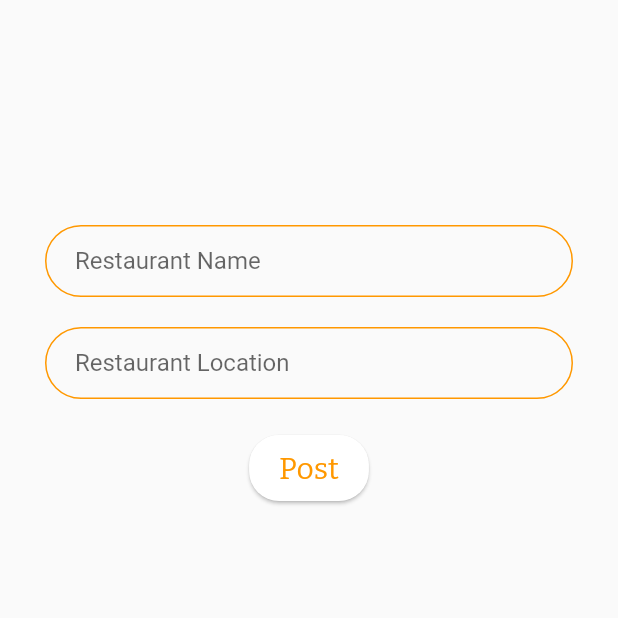
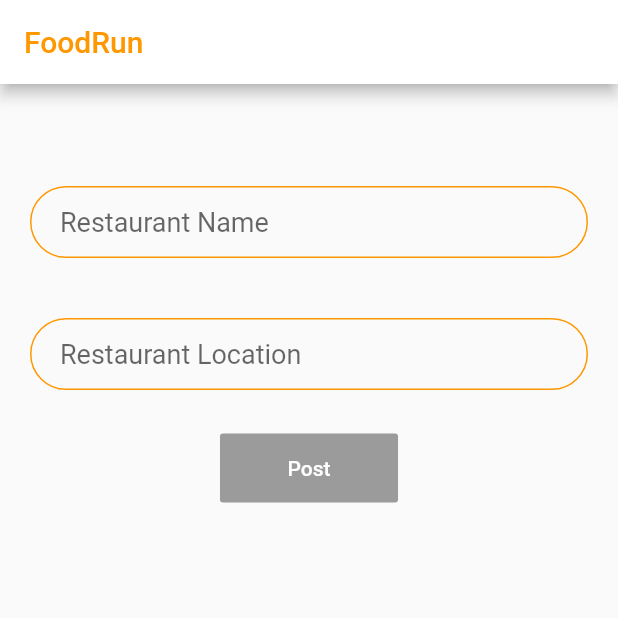
Before and after one commit to Pratiksha2908/FoodRun, a Flutter app: the Home screen opened directly, after a tap on the "add" icon, on a phone screen of 412 x 824 dp, the top half of it. Run offline on Flutter 3.47's test engine with Material 2 defaults, Android fonts, the phone set to English and light mode, and no system bars; our stand-ins replace auth_buttons, auto_size_text, cloud_firestore, firebase_analytics, firebase_auth, firebase_core and 6 more; missing offline and left inert: apple_sign_in, international_phone_input; accounts and stored records are empty.

Commit message:
Adding Restaurant Post done...

```diff
--- a/lib/views/activity_view.dart
+++ /dev/null
@@ -1,15 +0,0 @@
-import 'package:flutter/material.dart';
-
-class ActivityView extends StatefulWidget {
-  @override
-  _ActivityViewState createState() => _ActivityViewState();
-}
-
-class _ActivityViewState extends State<ActivityView> {
-  @override
-  Widget build(BuildContext context) {
-    return Container(
-      child: Text('Activity Page'),
-    );
-  }
-}
--- /dev/null
+++ b/lib/views/home_page.dart
@@ -0,0 +1,63 @@
+import 'dart:async';
+import 'package:firebase_database/ui/firebase_animated_list.dart';
+import 'package:food_run/views/restaurant_row.dart';
+import 'package:google_sign_in/google_sign_in.dart';
+import 'package:firebase_auth/firebase_auth.dart';
+import 'package:firebase_analytics/firebase_analytics.dart';
+import 'package:firebase_database/firebase_database.dart';
+import 'package:shared_preferences/shared_preferences.dart';
+import 'package:flutter/material.dart';
+
+final googleSignIn = new GoogleSignIn();
+final analytics = new FirebaseAnalytics();
+final auth = FirebaseAuth.instance;
+final reference = FirebaseDatabase.instance.reference().child('Blogs');
+String temp;
+
+class HomePage extends StatefulWidget {
+  @override
+  HomePageState createState() => new HomePageState();
+}
+
+class HomePageState extends State<HomePage> {
+  bool loggedIn = false;
+  SharedPreferences prefs;
+
+  @override
+  Widget build(BuildContext context) {
+    return Scaffold(
+        body: new Container(
+          child: new Stack(alignment: Alignment.bottomRight, children: <Widget>[
+            new FirebaseAnimatedList(
+              query: reference,
+              sort: (a, b) => b.key.compareTo(a.key),
+              padding: new EdgeInsets.all(8.0),
+              reverse: false,
+              itemBuilder: (_, DataSnapshot snapshot,
+                  Animation<double> animation, int index) {
+                return RestaurantRow(snapshot);
+              },
+            ),
+            new Divider(height: 1.0),
+            new Builder(
+              builder: (BuildContext context) {
+                return new Padding(
+                  padding: const EdgeInsets.fromLTRB(0.0, 0.0, 12.0, 12.0),
+                  child: new FloatingActionButton(
+                    onPressed: () {
+                      Navigator.of(context).pushNamed("/chat");
+                    },
+                    child: new Icon(Icons.chat),
+                  ),
+                );
+              },
+            )
+          ]),
+        ));
+  }
+
+  @override
+  void initState() {
+    super.initState();
+  }
+}
--- a/lib/views/navigation_view.dart
+++ b/lib/views/navigation_view.dart
@@ -1,8 +1,10 @@
 import 'package:flutter/material.dart';
-import 'visited_restaurant.dart';
-import 'activity_view.dart';
+import 'package:food_run/views/post_restaurant_page.dart';
+import 'home_page.dart';
 import 'profile_view.dart';
 import 'package:food_run/widgets/provider_widget.dart';
+import 'package:firebase_database/firebase_database.dart';
+
 
 class Home extends StatefulWidget {
   @override
@@ -12,11 +14,12 @@ class Home extends StatefulWidget {
 }
 
 class _HomeState extends State<Home> {
-  TabController controller;
+
+  DataSnapshot snapshot;
 
   int _currentIndex = 0;
   final List<Widget> _children = [
-    ActivityView(),
+    HomePage(),
     ProfileView(),
   ];
 
@@ -31,14 +34,15 @@ class _HomeState extends State<Home> {
                 alignment: Alignment.centerRight,
                 icon: Icon(Icons.exit_to_app, color: Color(0xFFffa726),)),
           ],
-          title: Text("FoodRun", style: TextStyle(color: Color(0xFFffa726), fontWeight: FontWeight.bold),),
+          title: Text("FoodRun", style: TextStyle(color: Color(0xFFffa726),),),
           backgroundColor: Colors.white,
         ),
         floatingActionButtonLocation: FloatingActionButtonLocation.centerDocked,
         floatingActionButton: FloatingActionButton(
+          heroTag: null,
           backgroundColor: Color(0xFFffa726),
           onPressed: () {
-            Navigator.push(context, MaterialPageRoute(builder: (context){ return VisitedRestaurant();}));
+            Navigator.push(context, MaterialPageRoute(builder: (context){ return PostRestaurantPage();}));
           },
           child: Icon(Icons.add, color: Colors.white, size: 40.0,),
           elevation: 2.0,
--- /dev/null
+++ b/lib/views/post_restaurant_page.dart
@@ -0,0 +1,175 @@
+import 'dart:async';
+
+import 'package:flutter/cupertino.dart';
+import 'package:flutter/material.dart';
+import 'package:firebase_auth/firebase_auth.dart';
+import 'package:flutter/services.dart';
+import 'package:google_sign_in/google_sign_in.dart';
+import 'package:firebase_database/firebase_database.dart';
+import 'package:firebase_analytics/firebase_analytics.dart';
+
+final FirebaseAuth _firebaseAuth = FirebaseAuth.instance;
+
+
+const kTextFieldDecoration = InputDecoration(
+  hintText: 'Enter a value',
+  contentPadding: EdgeInsets.symmetric(vertical: 10.0, horizontal: 20.0),
+  border: OutlineInputBorder(
+    borderRadius: BorderRadius.all(Radius.circular(32.0)),
+  ),
+  enabledBorder: OutlineInputBorder(
+    borderSide: BorderSide(color: Colors.orange, width: 1.0),
+    borderRadius: BorderRadius.all(Radius.circular(32.0)),
+  ),
+  focusedBorder: OutlineInputBorder(
+    borderSide: BorderSide(color: Colors.orange, width: 2.0),
+    borderRadius: BorderRadius.all(Radius.circular(32.0)),
+  ),
+);
+
+final googleSignIn = new GoogleSignIn();
+final analytics = new FirebaseAnalytics();
+final auth = FirebaseAuth.instance;
+final reference = FirebaseDatabase.instance.reference().child('Blogs');
+
+class PostRestaurantPage extends StatelessWidget {
+  @override
+  Widget build(BuildContext context) {
+    return new MaterialApp(
+      home: new Scaffold(
+          appBar: new AppBar(
+            backgroundColor: Colors.white,
+            title: new Text('FoodRun', style: TextStyle(color: Colors.orange),),
+          ),
+          body: new _PostPage()
+      ),
+    );
+  }
+}
+
+class _PostPage extends StatefulWidget {
+  @override
+  _PostPageState createState() => new _PostPageState();
+}
+
+class _PostPageState extends State<_PostPage> {
+  final TextEditingController _title = new TextEditingController();
+  final TextEditingController _desc = new TextEditingController();
+  bool _isTitle = false;
+  bool _isDesc = false;
+  bool _isLoading = false;
+
+  @override
+  Widget build(BuildContext context) {
+    return new Container(
+      child: new SingleChildScrollView(
+        scrollDirection: Axis.vertical,
+        reverse: true,
+        child: new Container(
+          child: new Column(
+            children: <Widget>[
+              new Padding(
+                padding: const EdgeInsets.only(top: 24.0),
+                child: _isLoading ? new CircularProgressIndicator(backgroundColor: Colors.orange,) : null,
+              ),
+              new Padding(padding: const EdgeInsets.only(top: 24.0)),
+              new Padding(
+                padding: const EdgeInsets.all(20.0),
+                child: new TextField(
+                  cursorColor: Colors.orange,
+                  controller: _title,
+                  style: new TextStyle(
+                    color: Colors.black,
+                    fontSize: 18.0,
+                  ),
+                  onChanged: (String text) {
+                    setState(() {
+                      _isTitle = text.length > 0;
+                    });
+                  },
+                  decoration: kTextFieldDecoration.copyWith(
+                      hintText: 'Restaurant Name'
+                  ),
+                ),
+              ),
+              new Padding(
+                padding: const EdgeInsets.all(20.0),
+                child: new TextField(
+                  cursorColor: Colors.orange,
+                  controller: _desc,
+                  style: new TextStyle(color: Colors.black, fontSize: 18.0),
+                  onChanged: (String text) {
+                    setState(() {
+                      _isDesc = text.length > 0;
+                    });
+                  },
+                  decoration: kTextFieldDecoration.copyWith(
+                      hintText: 'Restaurant Location'
+                  ),
+                ),
+              ),
+              new Padding(
+                padding: const EdgeInsets.all(8.0),
+                child: new RaisedButton(
+                  padding: const EdgeInsets.only(
+                      left: 45.0, right: 45.0, top: 15.0, bottom: 15.0),
+                  color: Colors.orange,
+                  elevation: 2.0,
+                  child: new Text(
+                    "Post",
+                    style: new TextStyle(color: Colors.white),
+                  ),
+                  onPressed: _isTitle && _isDesc && !_isLoading
+                      ? () => _handleSubmitted(_title.text, _desc.text)
+                      : null,
+                ),
+              )
+            ],
+          ),
+        ),
+      ),
+    );
+  }
+
+  Future<Null> _handleSubmitted(String title, String desc) async {
+    setState(() {
+      _isLoading = true;
+    });
+
+    // StorageReference ref = FirebaseStorage.instance.ref().child("Blog_Images/" +
+    //     new DateTime.now().millisecondsSinceEpoch.toString()); //new//new
+    _addBlog(title, desc);
+  }
+
+  void _addBlog(String title, String desc) {
+//    print(googleSignIn.currentUser.displayName);
+//    print(googleSignIn.currentUser.id);
+//    print(title);
+//    print(imageUrl);
+//    print(description);
+    reference.push().set({
+      'Title': title,
+      'DESCRIPTION': desc,
+      'uid': (_firebaseAuth.currentUser).uid,
+      // 'uid': googleSignIn.currentUser.id,
+      'username': _firebaseAuth.currentUser.displayName
+    });
+//    Navigator.of(context).pushAndRemoveUntil(new MaterialPageRoute(builder: (Builder)))
+//    Navigator.of(context).pushAndRemoveUntil(
+//        new MaterialPageRoute(
+//            builder: (BuildContext context) => new HomePage()),
+//        (Route route) => route == null);
+//    print("success");
+    analytics.logEvent(name: 'post_blog');
+    setState(() {
+      _isLoading = false;
+      _title.clear();
+      _desc.clear();
+      _isTitle = false;
+      _isDesc = false;
+    });
+    Scaffold.of(context).showSnackBar(new SnackBar(
+      content: new Text("Posted Successfully!"),
+    ));
+  }
+}
--- a/lib/views/visited_restaurant.dart
+++ /dev/null
@@ -1,66 +0,0 @@
-import 'package:flutter/material.dart';
-
-const kTextFieldDecoration = InputDecoration(
-  hintText: 'Enter a value',
-  contentPadding: EdgeInsets.symmetric(vertical: 10.0, horizontal: 20.0),
-  border: OutlineInputBorder(
-    borderRadius: BorderRadius.all(Radius.circular(32.0)),
-  ),
-  enabledBorder: OutlineInputBorder(
-    borderSide: BorderSide(color: Colors.orange, width: 1.0),
-    borderRadius: BorderRadius.all(Radius.circular(32.0)),
-  ),
-  focusedBorder: OutlineInputBorder(
-    borderSide: BorderSide(color: Colors.orange, width: 2.0),
-    borderRadius: BorderRadius.all(Radius.circular(32.0)),
-  ),
-);
-
-class VisitedRestaurant extends StatefulWidget {
-  @override
-  _VisitedRestaurantState createState() => _VisitedRestaurantState();
-}
-
-class _VisitedRestaurantState extends State<VisitedRestaurant> {
-  @override
-  Widget build(BuildContext context) {
-    return Scaffold(
-      body: Container(
-        margin: EdgeInsets.symmetric(vertical: 150.0, horizontal: 30.0),
-        child: Column(
-          children: [
-            TextField(
-              decoration: kTextFieldDecoration.copyWith(
-                  hintText: 'Restaurant Name'
-              ),
-            ),
-            SizedBox(height: 20.0,),
-            TextField(
-              decoration: kTextFieldDecoration.copyWith(
-                hintText: 'Restaurant Location'
-              ),
-            ),
-            SizedBox(height: 20.0,),
-            FlatButton(
-              onPressed: null,
-              child: Card(
-                shape: RoundedRectangleBorder(
-                  borderRadius: BorderRadius.circular(20.0),
-                ),
-                child: Padding(
-                  padding: const EdgeInsets.symmetric(vertical: 10.0, horizontal: 20.0),
-                  child: Text('Post',
-                    style: TextStyle(
-                        color: Colors.orange,
-                        fontSize: 20.0,
-                    ),
-                  ),
-                ),
-              ),
-            )
-          ],
-        ),
-      ),
-    );
-  }
-}
```
Also changed, not shown: lib/services/post_service.dart (added, +14 -0 lines), lib/views/restaurant_row.dart (added, +81 -0 lines), lib/views/sign_up_view.dart (+0 -56 lines).
